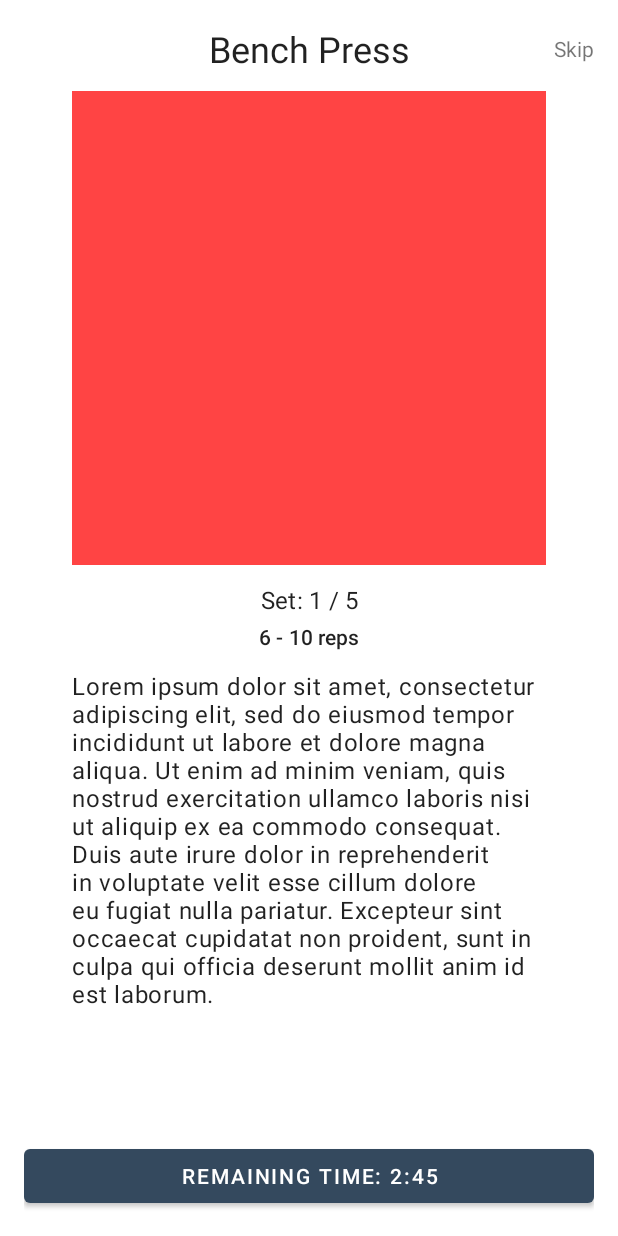
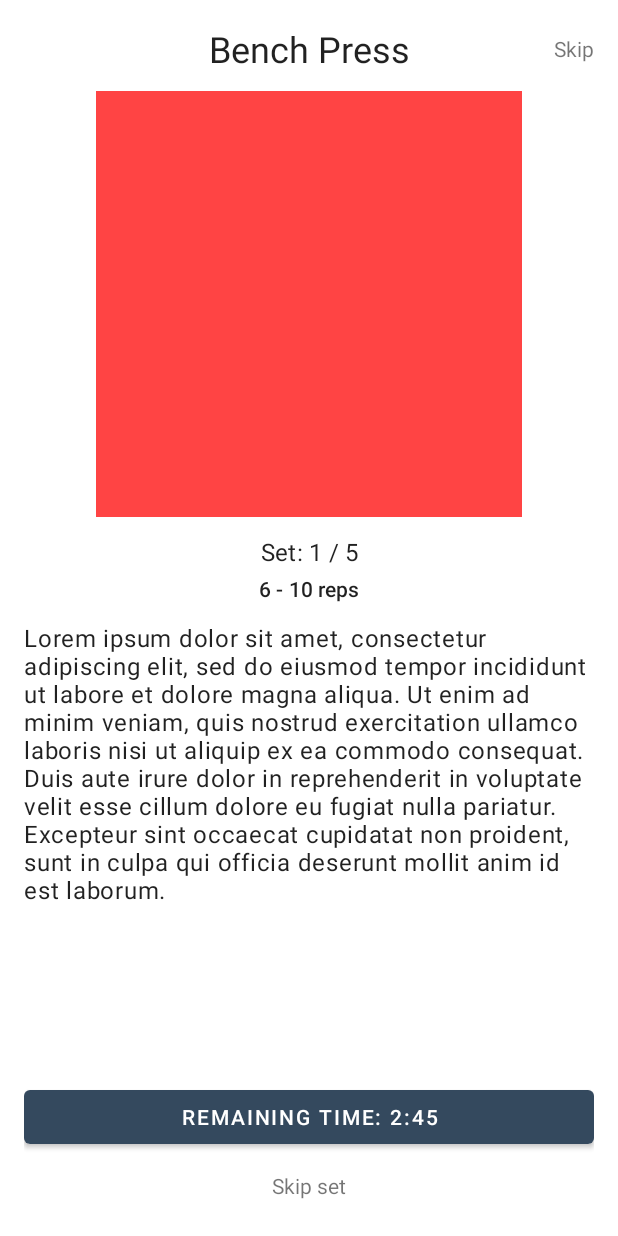
Before and after one commit to izpakla/gym-companion, an Android app: the layout fragment_details.xml on its own in the app's theme, with its tools: preview values and no code run, on a phone screen of 412 x 824 dp. Run offline under Robolectric (Android 15) with nearby library versions, the phone set to English and light mode, and no system bars; network calls fail.

Commit message:
Added start workout screen

```diff
--- a/app/src/main/java/rs/rocketbyte/gym/ui/details/DetailsFragment.kt
+++ b/app/src/main/java/rs/rocketbyte/gym/ui/details/DetailsFragment.kt
@@ -66,7 +66,7 @@ class DetailsFragment : BindingFragment<FragmentDetailsBinding>() {
     private fun next() {
         val hasNext = viewModel.next()
         if (!hasNext) {
-            findNavController().navigateUp()
+            findNavController().navigate(DetailsFragmentDirections.actionDetailsFragmentToHomeFragment())
         }
     }
 
--- a/app/src/main/java/rs/rocketbyte/gym/ui/home/HomeFragment.kt
+++ b/app/src/main/java/rs/rocketbyte/gym/ui/home/HomeFragment.kt
@@ -22,7 +22,7 @@ class HomeFragment : rs.rocketbyte.gym.ui.commons.BindingFragment<FragmentHomeBi
     private val adapter by lazy {
         HomeAdapter {
             findNavController().navigate(
-                HomeFragmentDirections.actionHomeFragmentToDetailsFragment(it)
+                HomeFragmentDirections.actionHomeFragmentToStartWorkoutFragment(it)
             )
         }
     }
--- a/app/src/main/res/layout/fragment_details.xml
+++ b/app/src/main/res/layout/fragment_details.xml
@@ -31,9 +31,9 @@
         android:id="@+id/image_exercise"
         android:layout_width="0dp"
         android:layout_height="0dp"
-        android:layout_marginStart="32dp"
+        android:layout_marginStart="48dp"
         android:layout_marginTop="12dp"
-        android:layout_marginEnd="32dp"
+        android:layout_marginEnd="48dp"
         app:layout_constraintDimensionRatio="1:1"
         app:layout_constraintEnd_toEndOf="parent"
         app:layout_constraintStart_toStartOf="parent"
@@ -73,8 +73,8 @@
         android:ellipsize="end"
         android:textAppearance="?textAppearanceBody1"
         app:layout_constraintBottom_toTopOf="@id/button_continue"
-        app:layout_constraintEnd_toEndOf="@id/image_exercise"
-        app:layout_constraintStart_toStartOf="@id/image_exercise"
+        app:layout_constraintEnd_toEndOf="parent"
+        app:layout_constraintStart_toStartOf="parent"
         app:layout_constraintTop_toBottomOf="@id/text_reps"
         tools:text="Lorem ipsum dolor sit amet, consectetur adipiscing elit, sed do eiusmod tempor incididunt ut labore et dolore magna aliqua. Ut enim ad minim veniam, quis nostrud exercitation ullamco laboris nisi ut aliquip ex ea commodo consequat. Duis aute irure dolor in reprehenderit in voluptate velit esse cillum dolore eu fugiat nulla pariatur. Excepteur sint occaecat cupidatat non proident, sunt in culpa qui officia deserunt mollit anim id est laborum." />
 
@@ -83,10 +83,21 @@
         android:layout_width="0dp"
         android:layout_height="wrap_content"
         android:text="@string/start_workout"
-        app:layout_constraintBottom_toBottomOf="parent"
+        app:layout_constraintBottom_toTopOf="@id/text_skip_set"
         app:layout_constraintEnd_toEndOf="parent"
+        android:layout_marginBottom="4dp"
         app:layout_constraintStart_toStartOf="parent"
         tools:enabled="false"
         tools:text="Remaining time: 2:45" />
 
+    <TextView
+        android:id="@+id/text_skip_set"
+        android:layout_width="wrap_content"
+        app:layout_constraintBottom_toBottomOf="parent"
+        android:text="@string/skip_set"
+        android:padding="8dp"
+        app:layout_constraintEnd_toEndOf="parent"
+        app:layout_constraintStart_toStartOf="parent"
+        android:layout_height="wrap_content" />
+
 </androidx.constraintlayout.widget.ConstraintLayout>
--- a/app/src/main/res/values/strings.xml
+++ b/app/src/main/res/values/strings.xml
@@ -2,4 +2,5 @@
     <string name="app_name">Gym</string>
     <string name="skip">Skip</string>
     <string name="start_workout">Start workout</string>
+    <string name="skip_set">Skip set</string>
 </resources>
```
Also changed, not shown: app/src/main/java/rs/rocketbyte/gym/ui/details/DetailsViewModel.kt (+2 -6 lines), app/src/main/java/rs/rocketbyte/gym/ui/startworkout/StartWorkoutFragment.kt (added, +41 -0 lines), app/src/main/java/rs/rocketbyte/gym/ui/startworkout/StartWorkoutViewModel.kt (added, +11 -0 lines), app/src/main/res/layout/fragment_start_workout.xml (added, +17 -0 lines), app/src/main/res/layout/item_workout.xml (+4 -3 lines), app/src/main/res/navigation/nav_graph.xml (+18 -2 lines).
